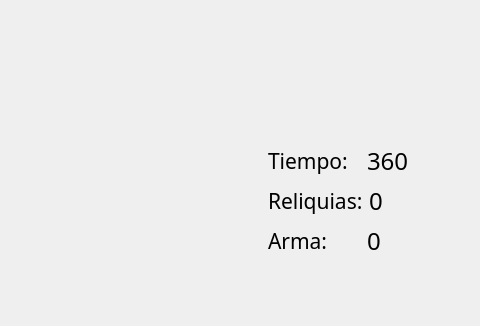
First picture: the form in guiPartida.ui, repository Santiago-vdk/Proyecto-Diagnostico, before the edit; both pictures show x 842 to 1322 and y 515 to 841 of the 1322 by 841 pixel window.
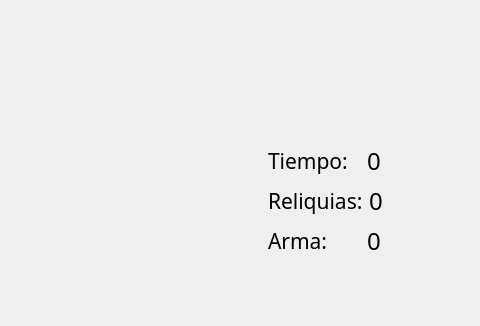
Second picture: the form after the edit. Icons and pictures are not drawn.

The edit to the form file:
```diff
--- a/guiPartida.ui
+++ b/guiPartida.ui
@@ -118,7 +118,7 @@
          </font>
         </property>
         <property name="text">
-         <string>360</string>
+         <string>0</string>
         </property>
        </widget>
       </item>
```
